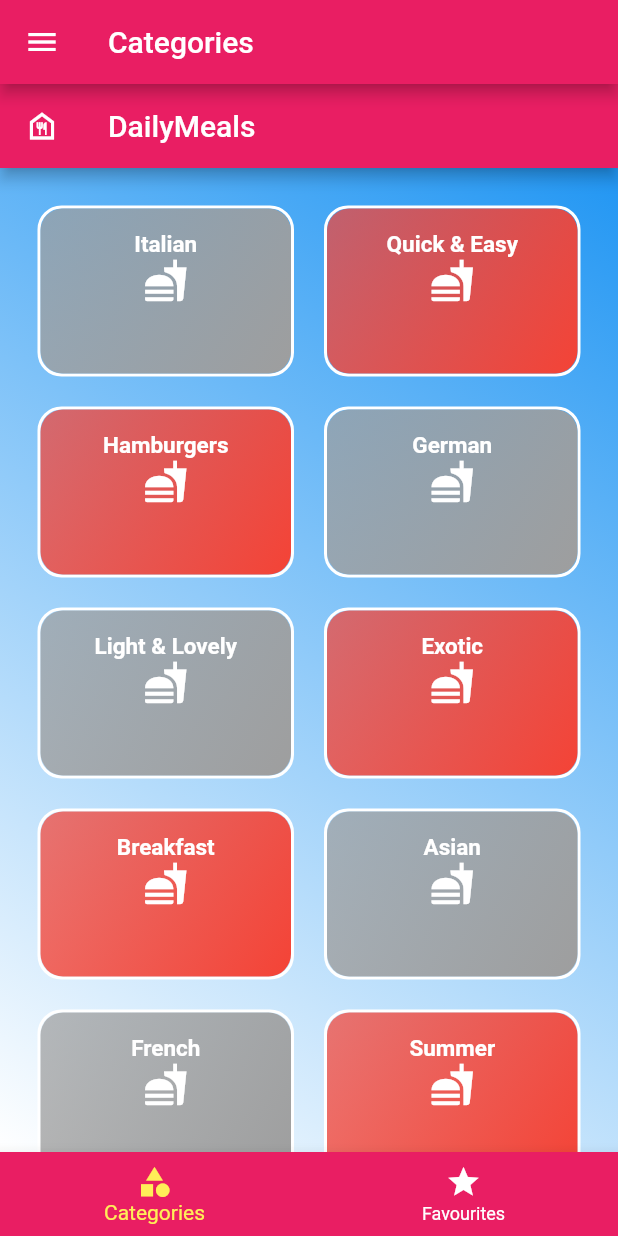
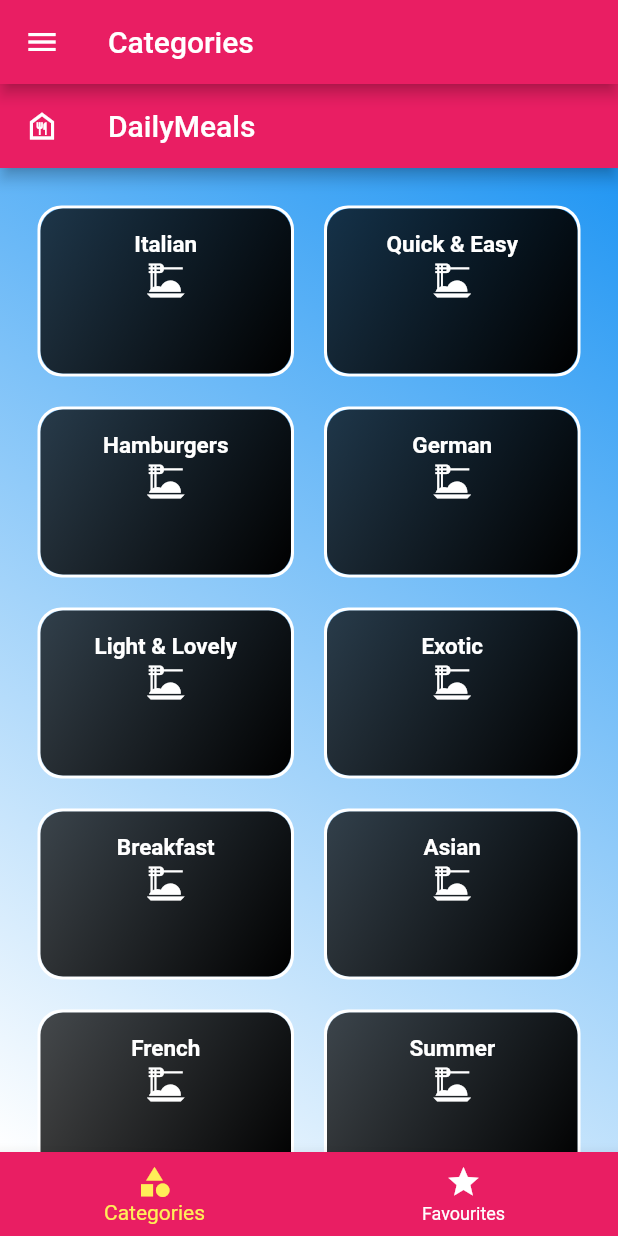
Before and after one commit to usamaiotexcel/daily_meals_app, a Flutter app: the screen it shows after launch, on a phone screen of 412 x 824 dp. Run offline on Flutter 3.47's test engine with Material 2 defaults, Android fonts, the phone set to English and light mode, and no system bars; Roboto replaces fonts that are missing (Raleway).

Commit message:
main screen cards color change to black

```diff
--- a/lib/Dummy_Data.dart
+++ b/lib/Dummy_Data.dart
@@ -6,54 +6,54 @@ const DUMMY_CATEGORIES = const [
   Category(
     id: 'c1',
     title: 'Italian',
-    color: Colors.grey,
+    color: Colors.black,
   ),
   Category(
     id: 'c2',
     title: 'Quick & Easy',
-    color: Colors.red,
+    color: Colors.black,
   ),
-  Category(id: 'c3', title: 'Hamburgers', color: Colors.red),
+  Category(id: 'c3', title: 'Hamburgers', color: Colors.black),
   Category(
     id: 'c4',
     title: 'German',
-    color: Colors.grey,
+    color: Colors.black,
   ),
   Category(
     id: 'c5',
     title: 'Light & Lovely',
-    color: Colors.grey,
+    color: Colors.black,
   ),
   Category(
     id: 'c6',
     title: 'Exotic',
-    color: Colors.red,
+    color: Colors.black,
   ),
   Category(
     id: 'c7',
     title: 'Breakfast',
-    color: Colors.red,
+    color: Colors.black,
   ),
   Category(
     id: 'c8',
     title: 'Asian',
-    color: Colors.grey,
+    color: Colors.black,
   ),
-  Category(id: 'c9', title: 'French', color: Colors.grey),
+  Category(id: 'c9', title: 'French', color: Colors.black),
   Category(
     id: 'c10',
     title: 'Summer',
-    color: Colors.red,
+    color: Colors.black,
   ),
   Category(
     id: 'c9',
     title: 'French',
-    color: Colors.red,
+    color: Colors.black,
   ),
   Category(
     id: 'c10',
     title: 'Summer',
-    color: Colors.grey,
+    color: Colors.black,
   ),
 ];
 
--- a/lib/Widgets/category_item.dart
+++ b/lib/Widgets/category_item.dart
@@ -35,7 +35,7 @@ class CategoryItem extends StatelessWidget {
                     fontSize: 15),
               ),
               Icon(
-                Icons.fastfood,
+                Icons.dinner_dining,
                 size: 30,
                 color: Colors.white,
               )
```
